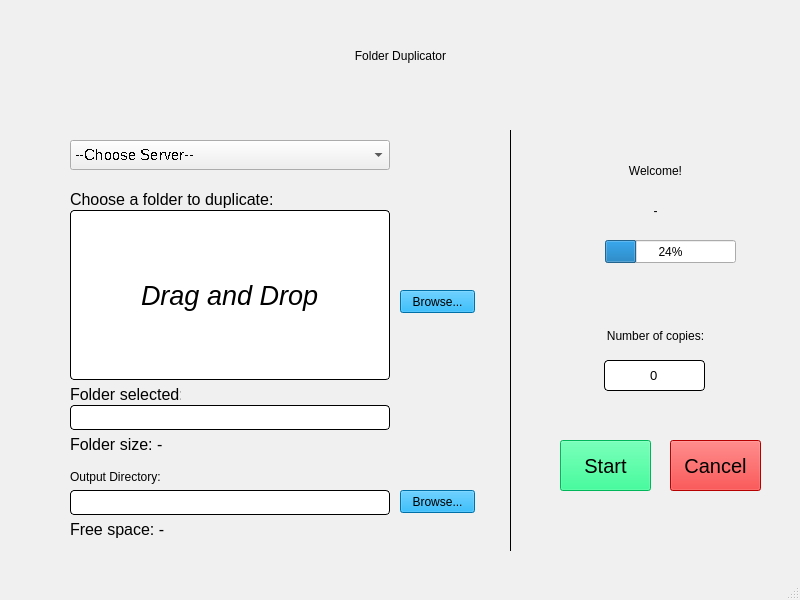
Old version of the form UI/Duplicator.ui in the repository eezhengleong/Duplicator.
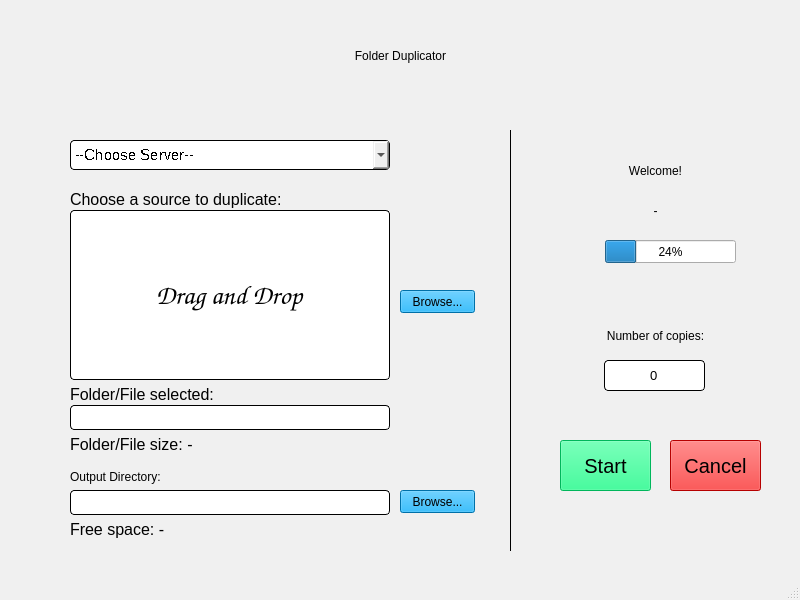
New version of the form. Custom widgets are drawn as their Qt base class.

What changed in the file:
```diff
--- a/UI/Duplicator.ui
+++ b/UI/Duplicator.ui
@@ -10,6 +10,12 @@
     <height>600</height>
    </rect>
   </property>
+  <property name="font">
+   <font>
+    <italic>false</italic>
+    <kerning>true</kerning>
+   </font>
+  </property>
   <property name="mouseTracking">
    <bool>true</bool>
   </property>
@@ -93,6 +99,16 @@
     <property name="cursor">
      <cursorShape>PointingHandCursor</cursorShape>
     </property>
+    <property name="styleSheet">
+     <string notr="true">border:1px solid;
+border-radius: 4px;</string>
+    </property>
+    <property name="editable">
+     <bool>false</bool>
+    </property>
+    <property name="currentText">
+     <string>--Choose Server--</string>
+    </property>
     <item>
      <property name="text">
       <string>--Choose Server--</string>
@@ -146,10 +162,10 @@
     </property>
     <property name="font">
      <font>
-      <family>MS Shell Dlg 2</family>
+      <family>Comic Sans MS</family>
       <pointsize>20</pointsize>
       <weight>50</weight>
-      <italic>true</italic>
+      <italic>false</italic>
       <bold>false</bold>
       <underline>false</underline>
       <kerning>false</kerning>
@@ -341,7 +357,7 @@
      <string notr="true">font: 12pt &quot;MS Shell Dlg 2&quot;;</string>
     </property>
     <property name="text">
-     <string>Choose a folder to duplicate:</string>
+     <string>Choose a source to duplicate:</string>
     </property>
     <property name="alignment">
      <set>Qt::AlignLeading|Qt::AlignLeft|Qt::AlignTop</set>
@@ -399,7 +415,7 @@
      <rect>
       <x>70</x>
       <y>385</y>
-      <width>111</width>
+      <width>151</width>
       <height>21</height>
      </rect>
     </property>
@@ -416,7 +432,7 @@
      <string notr="true">font: 12pt &quot;MS Shell Dlg 2&quot;;</string>
     </property>
     <property name="text">
-     <string>Folder selected:</string>
+     <string>Folder/File selected:</string>
     </property>
     <property name="alignment">
      <set>Qt::AlignLeading|Qt::AlignLeft|Qt::AlignTop</set>
@@ -493,7 +509,7 @@
      <string notr="true"/>
     </property>
     <property name="text">
-     <string>Folder size: -</string>
+     <string>Folder/File size: -</string>
     </property>
     <property name="alignment">
      <set>Qt::AlignLeading|Qt::AlignLeft|Qt::AlignTop</set>
```
